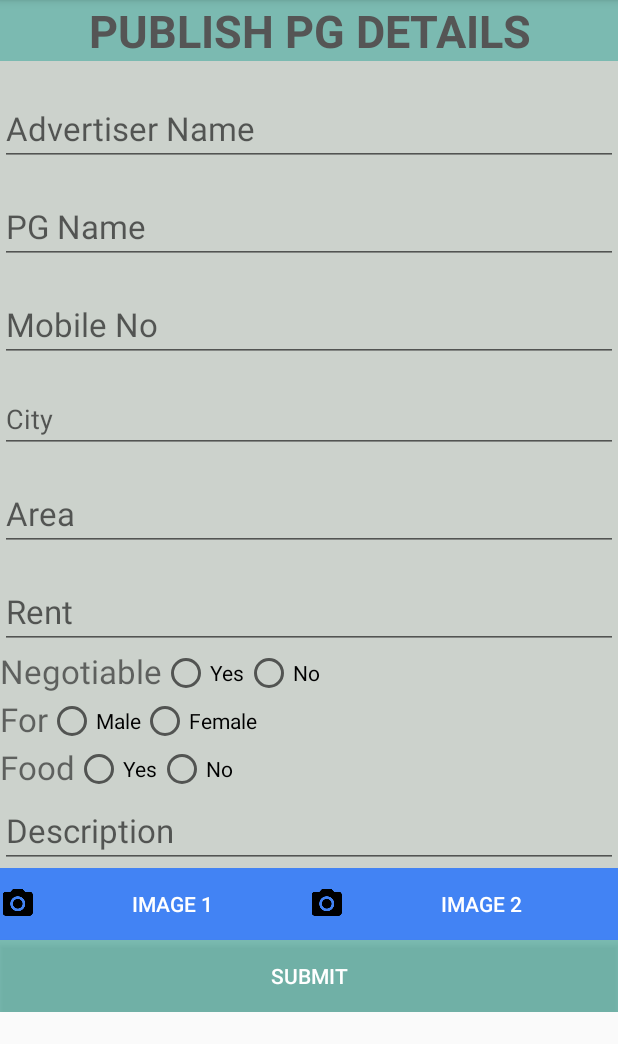
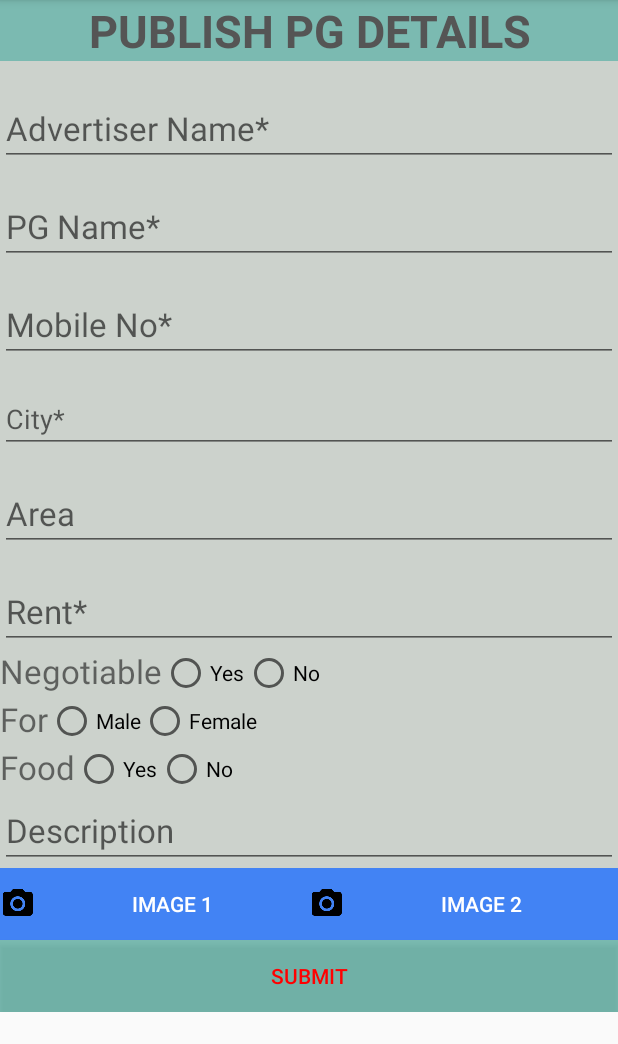
Before and after one commit to Deepakb09/PGFinder-Pro, an Android app: the fragment OwnerFragment placed in its activity, on a phone screen of 412 x 824 dp, the part 84-1128 px from its top. Run offline under Robolectric (Android 15) with nearby library versions, the phone set to English and light mode, and no system bars.

```diff
--- a/app/src/main/java/com/deepak/pgfinder_pro/MainActivity.java
+++ b/app/src/main/java/com/deepak/pgfinder_pro/MainActivity.java
@@ -111,15 +111,7 @@ public class MainActivity extends AppCompatActivity
             transaction.addToBackStack(null);
             transaction.commit();
 
-        } /*else if (id == R.id.nav_slideshow) {
-
-        } else if (id == R.id.nav_manage) {
-
-        } else if (id == R.id.nav_share) {
-
-        } else if (id == R.id.nav_send) {
-
-        }*/
+        }
 
         DrawerLayout drawer = (DrawerLayout) findViewById(R.id.drawer_layout);
         drawer.closeDrawer(GravityCompat.START);
--- a/app/src/main/java/com/deepak/pgfinder_pro/OwnerFragment.java
+++ b/app/src/main/java/com/deepak/pgfinder_pro/OwnerFragment.java
@@ -5,7 +5,6 @@ import android.content.Intent;
 import android.database.Cursor;
 import android.database.SQLException;
 import android.graphics.Bitmap;
-import android.graphics.BitmapFactory;
 import android.os.Bundle;
 import android.support.v4.app.Fragment;
 import android.support.v4.app.FragmentManager;
@@ -24,7 +23,6 @@ import android.widget.RadioGroup;
 import android.widget.TextView;
 import android.widget.Toast;
 
-import java.io.ByteArrayOutputStream;
 import java.util.Calendar;
 
 
@@ -38,11 +36,12 @@ public class OwnerFragment extends Fragment implements TextWatcher {
 
     String latitude = null, longitude = null;
     //GPSTracker gps;
+    int i;
 
     String[] city = {"Attibele","Bommanahalli","BTM","Banaswadi","Banashankri","Hoskote","Hosur","Bommasandra","Begur",
             "Electronic City","SilkBoard","Bellandur","Marathalli","CV Raman Nagar","Tin Factory"};
 
-    ArrayAdapter<String> arrayAdapter, arrayAdapter2;
+    ArrayAdapter<String> arrayAdapter;
 
     RadioGroup radioGroup1, radioGroup2, radioGroup3;
     RadioButton radioButton1, radioButton2, radioButton3, radioButton4, radioButton5, radioButton6;
@@ -79,13 +78,6 @@ public class OwnerFragment extends Fragment implements TextWatcher {
         editText5 = (EditText) v.findViewById(R.id.editText5);
         editText6 = (EditText) v.findViewById(R.id.editText6);
 
-        /*editText1.addTextChangedListener(this);
-        String text1 = editText1.getText().toString();
-        if(text1.matches("\\d+")){
-            Animation shake = AnimationUtils.loadAnimation(getActivity(), R.anim.shake);
-            editText1.startAnimation(shake);
-        }*/
-
         textView1 = (TextView) v.findViewById(R.id.textView1);
         textView3 = (TextView) v.findViewById(R.id.textView3);
         button1 = (Button) v.findViewById(R.id.button1);
@@ -105,13 +97,33 @@ public class OwnerFragment extends Fragment implements TextWatcher {
         radioButton5 = (RadioButton) v.findViewById(R.id.gmale);
         radioButton6 = (RadioButton) v.findViewById(R.id.gfemale);
 
-        arrayAdapter2 = new ArrayAdapter<String>(getActivity(), android.R.layout.simple_spinner_item, city);
+        arrayAdapter = new ArrayAdapter<String>(getActivity(), R.layout.spinnerrow, city);
         autoCompleteTextView = (AutoCompleteTextView) v.findViewById(R.id.autoCompleteTextView1);
-        autoCompleteTextView.setAdapter(arrayAdapter2);
+        autoCompleteTextView.setAdapter(arrayAdapter);
 
-        //pgDetailsArrayList = new ArrayList<PGDetails>();
+        arrayAdapter.setDropDownViewResource(android.R.layout.simple_spinner_dropdown_item);
 
-        arrayAdapter2.setDropDownViewResource(android.R.layout.simple_spinner_dropdown_item);
+        editText3.addTextChangedListener(new TextWatcher() {
+            @Override
+            public void beforeTextChanged(CharSequence s, int start, int count, int after) {
+                i = editText3.getText().toString().length();
+                if(i<9 || i>12) {
+                    editText3.setError("Enter 10 Digit Mobile No.");
+                }
+                else
+                    editText3.setError(null);
+            }
+
+            @Override
+            public void onTextChanged(CharSequence s, int start, int before, int count) {
+
+            }
+
+            @Override
+            public void afterTextChanged(Editable s) {
+
+            }
+        });
 
         radioGroup1.setOnCheckedChangeListener(new RadioGroup.OnCheckedChangeListener() {
             @Override
@@ -175,33 +187,6 @@ public class OwnerFragment extends Fragment implements TextWatcher {
 
         dbu = new DbBitmapUtility();
 
-       /* button4.setOnClickListener(new View.OnClickListener() {
-            @Override
-            public void onClick(View v) {
-                // create class object
-                gps = new GPSTracker(getActivity());
-
-                // check if GPS enabled
-                if(gps.canGetLocation()){
-
-                    double latitude = gps.getLatitude();
-                    double longitude = gps.getLongitude();
-
-                    // \n is for new line
-                    if(latitude == 0.0 || longitude == 0.0){
-                        Toast.makeText(getActivity(), "Getting Location!! Please try again", Toast.LENGTH_SHORT).show();
-                    }
-                    else
-                        Toast.makeText(getActivity(), "Your Location is - \nLat: " + latitude + "\nLong: " + longitude, Toast.LENGTH_LONG).show();
-                }else{
-                    // can't get location
-                    // GPS or Network is not enabled
-                    // Ask user to enable GPS/network in settings
-                    gps.showSettingsAlert();
-                }
-            }
-        });
-*/
         button1.setOnClickListener(new View.OnClickListener() {
             @Override
             public void onClick(View v) {
@@ -238,7 +223,8 @@ public class OwnerFragment extends Fragment implements TextWatcher {
                 int year = calendar.get(Calendar.YEAR);
                 int month = calendar.get(Calendar.MONTH);
                 int date = calendar.get(Calendar.DATE);
-                String dateOP = ""+month+"/"+date+"/"+year;
+                String dateOP = ""+(month+1)+"/"+date+"/"+year;
+                Toast.makeText(getActivity(), dateOP, Toast.LENGTH_SHORT).show();
 
                 String advertisername = editText1.getText().toString();
                 String pgname = editText2.getText().toString();
@@ -353,20 +339,4 @@ public class OwnerFragment extends Fragment implements TextWatcher {
     public void afterTextChanged(Editable s) {
 
     }
-
-    public class DbBitmapUtility {
-
-        // convert from bitmap to byte array
-        public byte[] getBytes(Bitmap bitmap) {
-            ByteArrayOutputStream stream = new ByteArrayOutputStream();
-            bitmap.compress(Bitmap.CompressFormat.PNG, 0, stream);
-            return stream.toByteArray();
-        }
-
-        // convert from byte array to bitmap
-        public Bitmap getImage(byte[] image) {
-            return BitmapFactory.decodeByteArray(image, 0, image.length);
-        }
-    }
-
 }
--- a/app/src/main/java/com/deepak/pgfinder_pro/SearchPG.java
+++ b/app/src/main/java/com/deepak/pgfinder_pro/SearchPG.java
@@ -3,18 +3,19 @@ package com.deepak.pgfinder_pro;
 
 import android.database.Cursor;
 import android.graphics.Bitmap;
-import android.graphics.BitmapFactory;
 import android.os.Bundle;
 import android.support.v4.app.Fragment;
+import android.support.v4.app.FragmentManager;
+import android.support.v4.app.FragmentTransaction;
 import android.view.LayoutInflater;
 import android.view.View;
 import android.view.ViewGroup;
 import android.widget.BaseAdapter;
+import android.widget.Button;
 import android.widget.ImageView;
 import android.widget.ListView;
 import android.widget.TextView;
 
-import java.io.ByteArrayOutputStream;
 import java.util.ArrayList;
 
 
@@ -23,6 +24,8 @@ import java.util.ArrayList;
  */
 public class SearchPG extends Fragment {
     ListView listView1;
+    Button filter, sort;
+
     Cursor cursor;
     //SimpleCursorAdapter simpleCursorAdapter;
     PGDatabase pgDatabase;
@@ -44,15 +47,47 @@ public class SearchPG extends Fragment {
                              Bundle savedInstanceState) {
         // Inflate the layout for this fragment
         View view = inflater.inflate(R.layout.fragment_search_pg, container, false);
+
+        filter = (Button) view.findViewById(R.id.filter);
+        sort = (Button) view.findViewById(R.id.sort);
         listView1 = (ListView) view.findViewById(R.id.listView1);
-        myAdapter = new MyAdapter();
 
-        pgDatabase = new PGDatabase(getActivity());
-        pgDatabase.open();
+        //Bundle bundle = null;
+        Bundle bundle = getArguments();
+        if(bundle == null) {
+            myAdapter = new MyAdapter();
 
-        pgDetailsArrayList = pgDatabase.queryPGDetails();
+            pgDatabase = new PGDatabase(getActivity());
+            pgDatabase.open();
 
-        listView1.setAdapter(myAdapter);
+            pgDetailsArrayList = pgDatabase.queryPGDetails();
+
+            listView1.setAdapter(myAdapter);
+        }
+        else{
+            String fromdate = bundle.getString("fromdate");
+            myAdapter = new MyAdapter();
+
+            pgDatabase = new PGDatabase(getActivity());
+            pgDatabase.open();
+
+            pgDetailsArrayList = pgDatabase.querySortedPGDetails(fromdate);
+            //pgDetailsArrayList = pgDatabase.queryPGDetails();
+            listView1.setAdapter(myAdapter);
+        }
+
+        sort.setOnClickListener(new View.OnClickListener() {
+            @Override
+            public void onClick(View v) {
+
+                SortBy sortBy = new SortBy();
+                FragmentManager manager = getActivity().getSupportFragmentManager();
+                FragmentTransaction fragmentTransaction = manager.beginTransaction();
+                fragmentTransaction.replace(R.id.container1, sortBy);
+                fragmentTransaction.addToBackStack(null);
+                fragmentTransaction.commit();
+            }
+        });
 
         return view;
     }
@@ -109,19 +144,4 @@ public class SearchPG extends Fragment {
             return view;
         }
     }
-
-    public class DbBitmapUtility {
-
-        // convert from bitmap to byte array
-        public byte[] getBytes(Bitmap bitmap) {
-            ByteArrayOutputStream stream = new ByteArrayOutputStream();
-            bitmap.compress(Bitmap.CompressFormat.PNG, 0, stream);
-            return stream.toByteArray();
-        }
-
-        // convert from byte array to bitmap
-        public Bitmap getImage(byte[] image) {
-            return BitmapFactory.decodeByteArray(image, 0, image.length);
-        }
-    }
 }
--- a/app/src/main/res/drawable-v21/ic_menu_send.xml
+++ /dev/null
@@ -1,9 +0,0 @@
-<vector xmlns:android="http://schemas.android.com/apk/res/android"
-    android:width="24dp"
-    android:height="24dp"
-    android:viewportHeight="24.0"
-    android:viewportWidth="24.0">
-    <path
-        android:fillColor="#FF000000"
-        android:pathData="M2.01,21L23,12 2.01,3 2,10l15,2 -15,2z" />
-</vector>
--- a/app/src/main/res/drawable-v21/ic_menu_share.xml
+++ /dev/null
@@ -1,9 +0,0 @@
-<vector xmlns:android="http://schemas.android.com/apk/res/android"
-    android:width="24dp"
-    android:height="24dp"
-    android:viewportHeight="24.0"
-    android:viewportWidth="24.0">
-    <path
-        android:fillColor="#FF000000"
-        android:pathData="M18,16.08c-0.76,0 -1.44,0.3 -1.96,0.77L8.91,12.7c0.05,-0.23 0.09,-0.46 0.09,-0.7s-0.04,-0.47 -0.09,-0.7l7.05,-4.11c0.54,0.5 1.25,0.81 2.04,0.81 1.66,0 3,-1.34 3,-3s-1.34,-3 -3,-3 -3,1.34 -3,3c0,0.24 0.04,0.47 0.09,0.7L8.04,9.81C7.5,9.31 6.79,9 6,9c-1.66,0 -3,1.34 -3,3s1.34,3 3,3c0.79,0 1.5,-0.31 2.04,-0.81l7.12,4.16c-0.05,0.21 -0.08,0.43 -0.08,0.65 0,1.61 1.31,2.92 2.92,2.92 1.61,0 2.92,-1.31 2.92,-2.92s-1.31,-2.92 -2.92,-2.92z" />
-</vector>
--- a/app/src/main/res/layout/fragment_owner.xml
+++ b/app/src/main/res/layout/fragment_owner.xml
@@ -27,14 +27,14 @@
             android:layout_width="match_parent"
             android:layout_height="wrap_content"
             android:id="@+id/editText1"
-            android:hint="Advertiser Name"
+            android:hint="Advertiser Name*"
             android:textSize="22sp"
             android:layout_marginBottom="15sp" />
         <EditText
             android:layout_width="match_parent"
             android:layout_height="wrap_content"
             android:id="@+id/editText2"
-            android:hint="PG Name"
+            android:hint="PG Name*"
             android:textSize="22sp"
             android:layout_marginBottom="15sp" />
 
@@ -42,7 +42,7 @@
             android:layout_width="match_parent"
             android:layout_height="wrap_content"
             android:id="@+id/editText3"
-            android:hint="Mobile No"
+            android:hint="Mobile No*"
             android:inputType="number"
             android:layout_marginBottom="15sp"
             android:textSize="22sp" />
@@ -51,7 +51,7 @@
             android:layout_height="wrap_content"
             android:id="@+id/autoCompleteTextView1"
             android:layout_marginBottom="15sp"
-            android:hint="City"/>
+            android:hint="City*"/>
         <EditText
             android:layout_width="match_parent"
             android:layout_height="wrap_content"
@@ -63,7 +63,7 @@
             android:layout_width="match_parent"
             android:layout_height="wrap_content"
             android:id="@+id/editText5"
-            android:hint="Rent"
+            android:hint="Rent*"
             android:textSize="22sp"
             android:inputType="number"/>
 
@@ -206,8 +206,8 @@
             android:layout_width="match_parent"
             android:layout_height="wrap_content"
             android:id="@+id/button3"
-            android:text="SUBMIT"
-            android:textColor="#FFF"
+            android:text="@string/submit"
+            android:textColor="#F00"
             android:background="#66009688"/>
 
 
--- a/app/src/main/res/layout/fragment_search_pg.xml
+++ b/app/src/main/res/layout/fragment_search_pg.xml
@@ -14,7 +14,7 @@
             android:layout_weight="1"
             android:drawableLeft="@drawable/ic_filter_list_black_24dp"
             android:text="Filter"
-            android:id="@+id/Filter"
+            android:id="@+id/filter"
             android:gravity="center|center_vertical"/>
         <Button
             android:layout_width="0dp"
@@ -22,7 +22,7 @@
             android:layout_weight="1"
             android:drawableLeft="@drawable/ic_sort_black_24dp"
             android:text="Sort By"
-            android:id="@+id/Sort"
+            android:id="@+id/sort"
             android:gravity="center|center_vertical"/>
     </LinearLayout>
 
--- a/app/src/main/res/values/strings.xml
+++ b/app/src/main/res/values/strings.xml
@@ -8,4 +8,5 @@
 
     <!-- TODO: Remove or change this placeholder text -->
     <string name="hello_blank_fragment">Hello blank fragment</string>
+    <string name="submit">SUBMIT</string>
 </resources>
```
Also changed, not shown: app/src/main/java/com/deepak/pgfinder_pro/DbBitmapUtility.java (added, +24 -0 lines), app/src/main/java/com/deepak/pgfinder_pro/PGDatabase.java (+38 -1 lines), app/src/main/java/com/deepak/pgfinder_pro/SortBy.java (added, +114 -0 lines), app/src/main/res/drawable-v21/ic_menu_gallery.xml (deleted, +0 -9 lines), app/src/main/res/drawable-v21/ic_menu_manage.xml (deleted, +0 -9 lines), app/src/main/res/drawable-v21/ic_menu_slideshow.xml (deleted, +0 -9 lines), app/src/main/res/drawable/roundedbutton.xml (added, +18 -0 lines), app/src/main/res/drawable/spinnershape.xml (added, +8 -0 lines), app/src/main/res/layout/fragment_sort_by.xml (added, +70 -0 lines), app/src/main/res/layout/spinnerrow.xml (added, +11 -0 lines).
